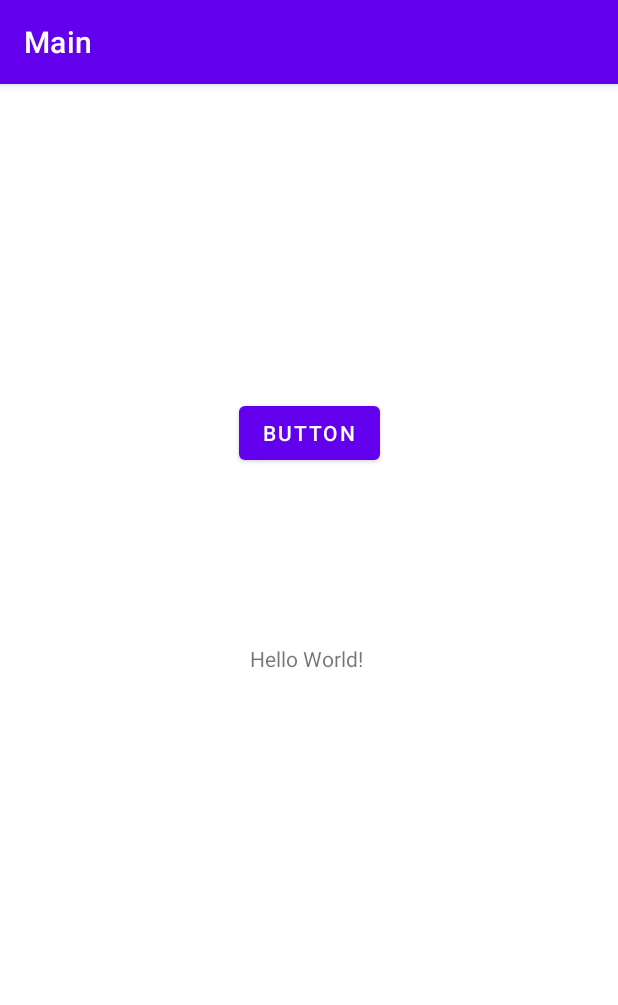
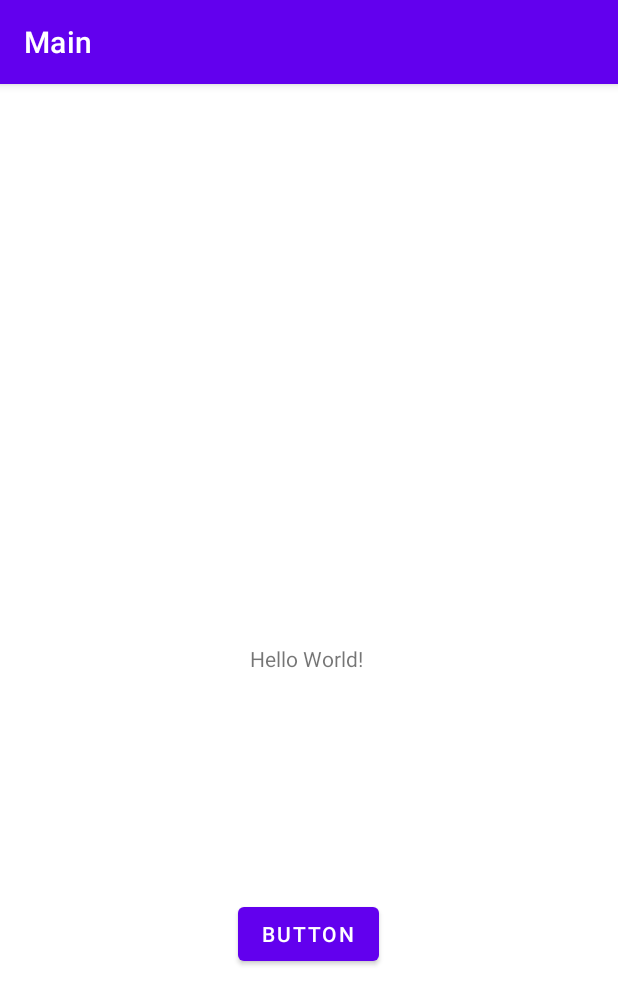
Before and after one commit to Cheezeblokz/MainProject, an Android app: the screen it shows after launch (MainActivity), on a phone screen of 412 x 824 dp. Shown: the top 1005 px of the screen. Run offline under Robolectric (Android 15) with nearby library versions, the phone set to English and light mode, and no system bars.

Commit message:
changed button position

```diff
--- a/app/src/main/res/layout/activity_main.xml
+++ b/app/src/main/res/layout/activity_main.xml
@@ -13,9 +13,10 @@
         android:text="Button"
         app:layout_constraintBottom_toBottomOf="parent"
         app:layout_constraintEnd_toEndOf="parent"
+        app:layout_constraintHorizontal_bias="0.498"
         app:layout_constraintStart_toStartOf="parent"
         app:layout_constraintTop_toTopOf="parent"
-        app:layout_constraintVertical_bias="0.29000002" />
+        app:layout_constraintVertical_bias="0.754" />
 
     <TextView
         android:id="@+id/textView"
```
